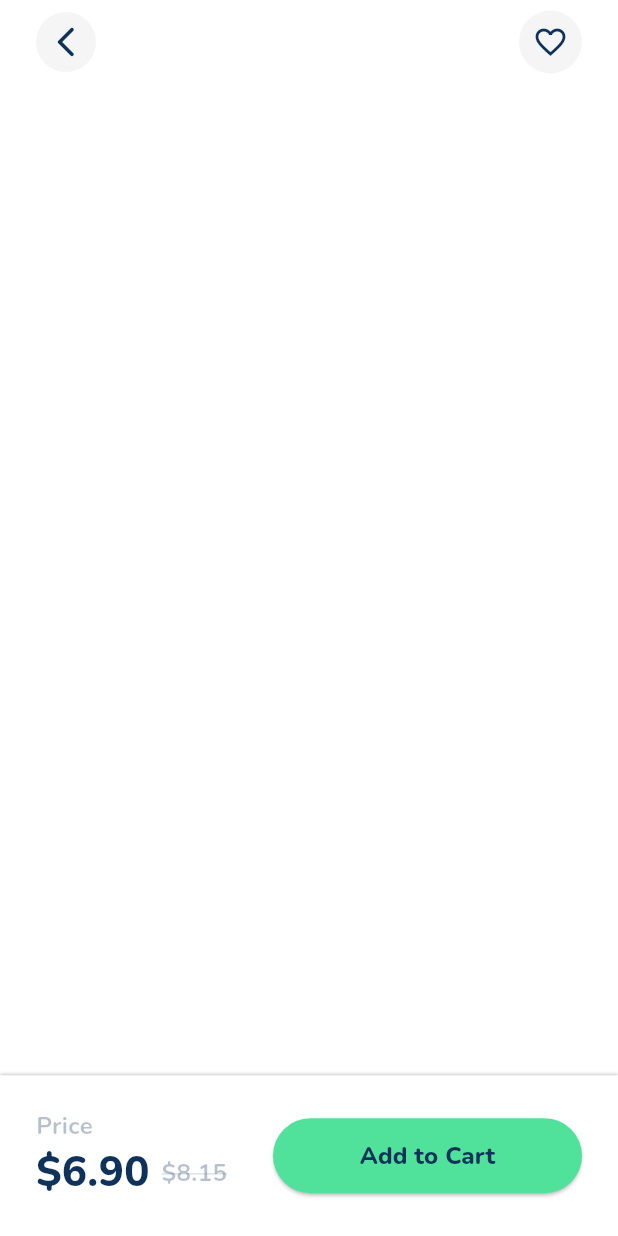
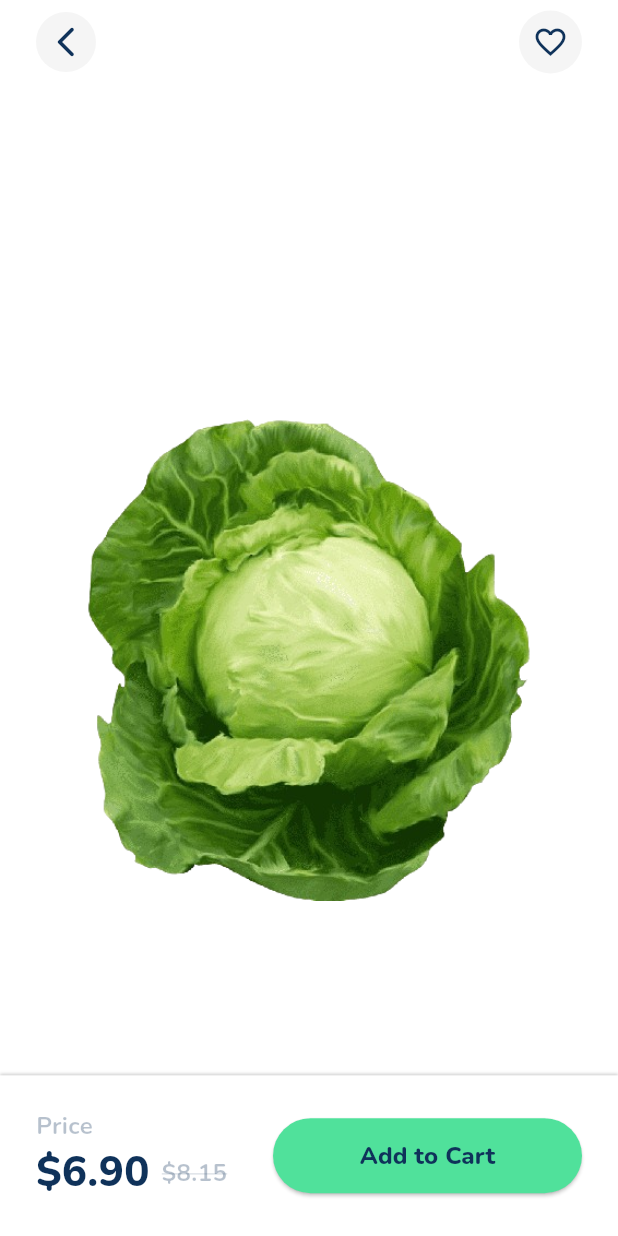
Before and after one commit to douglasrsantos/challenge_bento, a Flutter app: the ItemDetailPage screen opened by its route, on a phone screen of 412 x 824 dp. Run offline on Flutter 3.47's test engine with Material 3 defaults, Android fonts, the phone set to English and light mode, and no system bars; our stand-ins replace flutter_mobx, get_it, go_router, google_fonts, mobx, smooth_page_indicator; generated files the repository leaves out were written again.

Commit message:
chore: created list of product images on item detail page

```diff
--- a/lib/app/core/ui/app_images.dart
+++ b/lib/app/core/ui/app_images.dart
@@ -4,6 +4,9 @@ class AppImages {
   static const avocado = 'assets/images/avocado.png';
   static const veganCategory = 'assets/images/vegan.png';
   static const orange1 = 'assets/images/orange-1.png';
+  static const orange2 = 'assets/images/orange-2.png';
+  static const cabbage1 = 'assets/images/cabbage-1.png';
+  static const cabbage2 = 'assets/images/cabbage-2.png';
   static const underConstruction = 'assets/images/under-construction.png';
   static const user = 'assets/images/user.png';
 }
--- a/lib/app/modules/item_detail/item_detail_page.dart
+++ b/lib/app/modules/item_detail/item_detail_page.dart
@@ -16,6 +16,13 @@ class ItemDetailPage extends StatelessWidget {
       ),
       body: Stack(
         children: [
+          Column(
+            children: [
+              Expanded(
+                child: ImageList(),
+              ),
+            ],
+          ),
           Positioned.fill(
             child: Align(
               alignment: Alignment.bottomCenter,
--- /dev/null
+++ b/lib/app/modules/item_detail/item_detail_widgets.dart/image_list.dart
@@ -0,0 +1,16 @@
+import 'package:challenge_bento/app/core/ui/ui.dart';
+import 'package:flutter/material.dart';
+
+class ImageList extends StatelessWidget {
+  const ImageList({super.key});
+
+  @override
+  Widget build(BuildContext context) {
+    return PageView.builder(
+      itemCount: 3,
+      itemBuilder: (context, index) {
+        return Image.asset(AppImages.cabbage1);
+      },
+    );
+  }
+}
--- a/lib/app/modules/item_detail/item_detail_widgets.dart/item_detail_widgets.dart
+++ b/lib/app/modules/item_detail/item_detail_widgets.dart/item_detail_widgets.dart
@@ -1 +1,3 @@
 export './price_and_add_to_cart.dart';
+export './image_list.dart';
+export './content_image_list.dart';
```
Also changed, not shown: lib/app/modules/item_detail/item_detail_widgets.dart/content_image_list.dart (added, +10 -0 lines).
